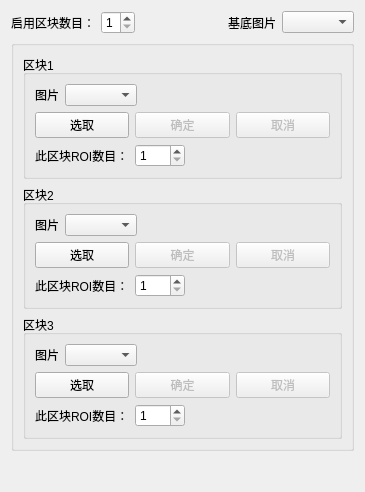
Above: composeND_pre/composeND_preWidget.ui from qzcv/chipsort-test before the change. Below: the same form after it.
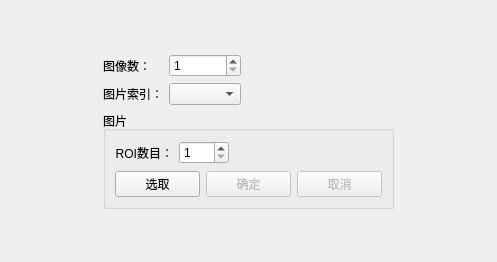
That is the form after the change.

Commit message: 1.新增了新的3D5S标定和新站高模块。 2.修改了composeND模块。

Patch:
```diff
--- a/composeND_pre/composeND_preWidget.ui
+++ b/composeND_pre/composeND_preWidget.ui
@@ -6,25 +6,53 @@
    <rect>
     <x>0</x>
     <y>0</y>
-    <width>365</width>
-    <height>492</height>
+    <width>497</width>
+    <height>262</height>
    </rect>
   </property>
   <property name="windowTitle">
    <string>composeND_preWidget</string>
   </property>
-  <layout class="QGridLayout" name="gridLayout">
+  <layout class="QGridLayout" name="gridLayout_4">
+   <item row="0" column="1">
+    <spacer name="verticalSpacer_2">
+     <property name="orientation">
+      <enum>Qt::Vertical</enum>
+     </property>
+     <property name="sizeHint" stdset="0">
+      <size>
+       <width>20</width>
+       <height>1</height>
+      </size>
+     </property>
+    </spacer>
+   </item>
+   <item row="1" column="0">
+    <spacer name="horizontalSpacer_5">
+     <property name="orientation">
+      <enum>Qt::Horizontal</enum>
+     </property>
+     <property name="sizeHint" stdset="0">
+      <size>
+       <width>0</width>
+       <height>20</height>
+      </size>
+     </property>
+    </spacer>
+   </item>
+   <item row="1" column="1">
+    <layout class="QGridLayout" name="gridLayout_3">
    <item row="0" column="0">
-    <layout class="QHBoxLayout" name="horizontalLayout_10">
-     <item>
-      <widget class="QLabel" name="label_4">
+      <layout class="QGridLayout" name="gridLayout_2">
+       <item row="0" column="0">
+        <widget class="QLabel" name="lb_imNum">
        <property name="text">
-        <string>启用区块数目：</string>
+          <string>图像数：</string>
        </property>
       </widget>
      </item>
-     <item>
-      <widget class="QSpinBox" name="sp_allRegNum">
+       <item row="0" column="1">
+        <widget class="QSpinBox" name="sp_imNum">
        <property name="minimum">
         <number>1</number>
        </property>
@@ -33,63 +61,27 @@
        </property>
       </widget>
      </item>
-     <item>
-      <spacer name="horizontalSpacer_7">
-       <property name="orientation">
-        <enum>Qt::Horizontal</enum>
-       </property>
-       <property name="sizeHint" stdset="0">
-        <size>
-         <width>40</width>
-         <height>20</height>
-        </size>
-       </property>
-      </spacer>
-     </item>
-     <item>
-      <widget class="QLabel" name="label_8">
-       <property name="text">
-        <string>基底图片</string>
-       </property>
-      </widget>
-     </item>
-     <item>
-      <widget class="QComboBox" name="cb_baseImg"/>
-     </item>
-    </layout>
-   </item>
    <item row="1" column="0">
-    <widget class="QGroupBox" name="groupBox_4">
-     <property name="title">
-      <string/>
-     </property>
-     <layout class="QVBoxLayout" name="verticalLayout_4">
-      <item>
-       <widget class="QGroupBox" name="gb_block0">
-        <property name="title">
-         <string>区块1</string>
-        </property>
-        <layout class="QVBoxLayout" name="verticalLayout">
-         <item>
-          <layout class="QHBoxLayout" name="horizontalLayout_2">
-           <item>
             <widget class="QLabel" name="label">
              <property name="text">
-              <string>图片</string>
+          <string>图片索引：</string>
+         </property>
+         <property name="alignment">
+          <set>Qt::AlignRight|Qt::AlignTrailing|Qt::AlignVCenter</set>
              </property>
             </widget>
            </item>
-           <item>
-            <widget class="QComboBox" name="cb_image0"/>
-           </item>
-           <item>
-            <spacer name="horizontalSpacer">
+       <item row="1" column="1">
+        <widget class="QComboBox" name="cob_imIdx"/>
+       </item>
+       <item row="1" column="2">
+        <spacer name="horizontalSpacer_3">
              <property name="orientation">
               <enum>Qt::Horizontal</enum>
              </property>
              <property name="sizeHint" stdset="0">
               <size>
-               <width>40</width>
+           <width>78</width>
                <height>20</height>
               </size>
              </property>
@@ -97,51 +89,26 @@
            </item>
           </layout>
          </item>
-         <item>
-          <layout class="QHBoxLayout" name="horizontalLayout">
-           <item>
-            <widget class="QPushButton" name="bt_select0">
-             <property name="enabled">
-              <bool>true</bool>
-             </property>
-             <property name="text">
-              <string>选取</string>
-             </property>
-            </widget>
-           </item>
-           <item>
-            <widget class="QPushButton" name="bt_ok0">
-             <property name="enabled">
-              <bool>false</bool>
-             </property>
-             <property name="text">
-              <string>确定</string>
-             </property>
-            </widget>
-           </item>
-           <item>
-            <widget class="QPushButton" name="bt_cancel0">
-             <property name="enabled">
-              <bool>false</bool>
-             </property>
-             <property name="text">
-              <string>取消</string>
-             </property>
-            </widget>
-           </item>
-          </layout>
-         </item>
-         <item>
-          <layout class="QHBoxLayout" name="horizontalLayout_7">
+     <item row="1" column="0">
+      <widget class="QGroupBox" name="gb_block">
+       <property name="title">
+        <string>图片</string>
+       </property>
+       <layout class="QGridLayout" name="gridLayout">
+        <item row="0" column="0" colspan="3">
+         <layout class="QHBoxLayout" name="horizontalLayout_2">
            <item>
             <widget class="QLabel" name="label_5">
              <property name="text">
-              <string>此区块ROI数目：</string>
+             <string>ROI数目：</string>
+            </property>
+            <property name="alignment">
+             <set>Qt::AlignRight|Qt::AlignTrailing|Qt::AlignVCenter</set>
              </property>
             </widget>
            </item>
            <item>
-            <widget class="QSpinBox" name="sp_roiNum_0">
+           <widget class="QSpinBox" name="sp_roiNum">
              <property name="minimumSize">
               <size>
                <width>50</width>
@@ -157,247 +124,69 @@
             </widget>
            </item>
            <item>
-            <spacer name="horizontalSpacer_4">
+           <spacer name="horizontalSpacer">
              <property name="orientation">
               <enum>Qt::Horizontal</enum>
              </property>
              <property name="sizeHint" stdset="0">
               <size>
-               <width>40</width>
-               <height>20</height>
+              <width>153</width>
+              <height>25</height>
               </size>
              </property>
             </spacer>
            </item>
           </layout>
          </item>
-        </layout>
-       </widget>
-      </item>
-      <item>
-       <widget class="QGroupBox" name="gb_block1">
-        <property name="title">
-         <string>区块2</string>
-        </property>
-        <layout class="QVBoxLayout" name="verticalLayout_2">
-         <item>
-          <layout class="QHBoxLayout" name="horizontalLayout_3">
-           <item>
-            <widget class="QLabel" name="label_2">
+        <item row="1" column="0">
+         <widget class="QPushButton" name="bt_select">
+          <property name="enabled">
+           <bool>true</bool>
+          </property>
+          <property name="text">
+           <string>选取</string>
+          </property>
+         </widget>
+        </item>
+        <item row="1" column="1">
+         <widget class="QPushButton" name="bt_ensure">
+          <property name="enabled">
+           <bool>false</bool>
+          </property>
              <property name="text">
-              <string>图片</string>
+           <string>确定</string>
              </property>
             </widget>
            </item>
-           <item>
-            <widget class="QComboBox" name="cb_image1"/>
-           </item>
-           <item>
+        <item row="1" column="2">
+         <widget class="QPushButton" name="bt_cancel">
+          <property name="enabled">
+           <bool>false</bool>
+          </property>
+          <property name="text">
+           <string>取消</string>
+          </property>
+         </widget>
+        </item>
+       </layout>
+      </widget>
+     </item>
+    </layout>
+   </item>
+   <item row="1" column="2">
             <spacer name="horizontalSpacer_2">
              <property name="orientation">
               <enum>Qt::Horizontal</enum>
              </property>
              <property name="sizeHint" stdset="0">
               <size>
-               <width>40</width>
+       <width>0</width>
                <height>20</height>
               </size>
              </property>
             </spacer>
            </item>
-          </layout>
-         </item>
-         <item>
-          <layout class="QHBoxLayout" name="horizontalLayout_4">
-           <item>
-            <widget class="QPushButton" name="bt_select1">
-             <property name="enabled">
-              <bool>true</bool>
-             </property>
-             <property name="text">
-              <string>选取</string>
-             </property>
-            </widget>
-           </item>
-           <item>
-            <widget class="QPushButton" name="bt_ok1">
-             <property name="enabled">
-              <bool>false</bool>
-             </property>
-             <property name="text">
-              <string>确定</string>
-             </property>
-            </widget>
-           </item>
-           <item>
-            <widget class="QPushButton" name="bt_cancel1">
-             <property name="enabled">
-              <bool>false</bool>
-             </property>
-             <property name="text">
-              <string>取消</string>
-             </property>
-            </widget>
-           </item>
-          </layout>
-         </item>
-         <item>
-          <layout class="QHBoxLayout" name="horizontalLayout_8">
-           <item>
-            <widget class="QLabel" name="label_6">
-             <property name="text">
-              <string>此区块ROI数目：</string>
-             </property>
-            </widget>
-           </item>
-           <item>
-            <widget class="QSpinBox" name="sp_roiNum_1">
-             <property name="minimumSize">
-              <size>
-               <width>50</width>
-               <height>0</height>
-              </size>
-             </property>
-             <property name="minimum">
-              <number>1</number>
-             </property>
-             <property name="maximum">
-              <number>2</number>
-             </property>
-            </widget>
-           </item>
-           <item>
-            <spacer name="horizontalSpacer_5">
-             <property name="orientation">
-              <enum>Qt::Horizontal</enum>
-             </property>
-             <property name="sizeHint" stdset="0">
-              <size>
-               <width>40</width>
-               <height>20</height>
-              </size>
-             </property>
-            </spacer>
-           </item>
-          </layout>
-         </item>
-        </layout>
-       </widget>
-      </item>
-      <item>
-       <widget class="QGroupBox" name="gb_block2">
-        <property name="title">
-         <string>区块3</string>
-        </property>
-        <layout class="QVBoxLayout" name="verticalLayout_3">
-         <item>
-          <layout class="QHBoxLayout" name="horizontalLayout_5">
-           <item>
-            <widget class="QLabel" name="label_3">
-             <property name="text">
-              <string>图片</string>
-             </property>
-            </widget>
-           </item>
-           <item>
-            <widget class="QComboBox" name="cb_image2"/>
-           </item>
-           <item>
-            <spacer name="horizontalSpacer_3">
-             <property name="orientation">
-              <enum>Qt::Horizontal</enum>
-             </property>
-             <property name="sizeHint" stdset="0">
-              <size>
-               <width>40</width>
-               <height>20</height>
-              </size>
-             </property>
-            </spacer>
-           </item>
-          </layout>
-         </item>
-         <item>
-          <layout class="QHBoxLayout" name="horizontalLayout_6">
-           <item>
-            <widget class="QPushButton" name="bt_select2">
-             <property name="enabled">
-              <bool>true</bool>
-             </property>
-             <property name="text">
-              <string>选取</string>
-             </property>
-            </widget>
-           </item>
-           <item>
-            <widget class="QPushButton" name="bt_ok2">
-             <property name="enabled">
-              <bool>false</bool>
-             </property>
-             <property name="text">
-              <string>确定</string>
-             </property>
-            </widget>
-           </item>
-           <item>
-            <widget class="QPushButton" name="bt_cancel2">
-             <property name="enabled">
-              <bool>false</bool>
-             </property>
-             <property name="text">
-              <string>取消</string>
-             </property>
-            </widget>
-           </item>
-          </layout>
-         </item>
-         <item>
-          <layout class="QHBoxLayout" name="horizontalLayout_9">
-           <item>
-            <widget class="QLabel" name="label_7">
-             <property name="text">
-              <string>此区块ROI数目：</string>
-             </property>
-            </widget>
-           </item>
-           <item>
-            <widget class="QSpinBox" name="sp_roiNum_2">
-             <property name="minimumSize">
-              <size>
-               <width>50</width>
-               <height>5</height>
-              </size>
-             </property>
-             <property name="minimum">
-              <number>1</number>
-             </property>
-             <property name="maximum">
-              <number>2</number>
-             </property>
-            </widget>
-           </item>
-           <item>
-            <spacer name="horizontalSpacer_6">
-             <property name="orientation">
-              <enum>Qt::Horizontal</enum>
-             </property>
-             <property name="sizeHint" stdset="0">
-              <size>
-               <width>40</width>
-               <height>20</height>
-              </size>
-             </property>
-            </spacer>
-           </item>
-          </layout>
-         </item>
-        </layout>
-       </widget>
-      </item>
-     </layout>
-    </widget>
-   </item>
-   <item row="2" column="0">
+   <item row="2" column="1">
     <spacer name="verticalSpacer">
      <property name="orientation">
       <enum>Qt::Vertical</enum>
@@ -405,7 +194,7 @@
      <property name="sizeHint" stdset="0">
       <size>
        <width>20</width>
-       <height>13</height>
+       <height>0</height>
       </size>
      </property>
     </spacer>
```
Lines whose indentation alone changed are shown as unchanged. The commit also changes 104 other files.
